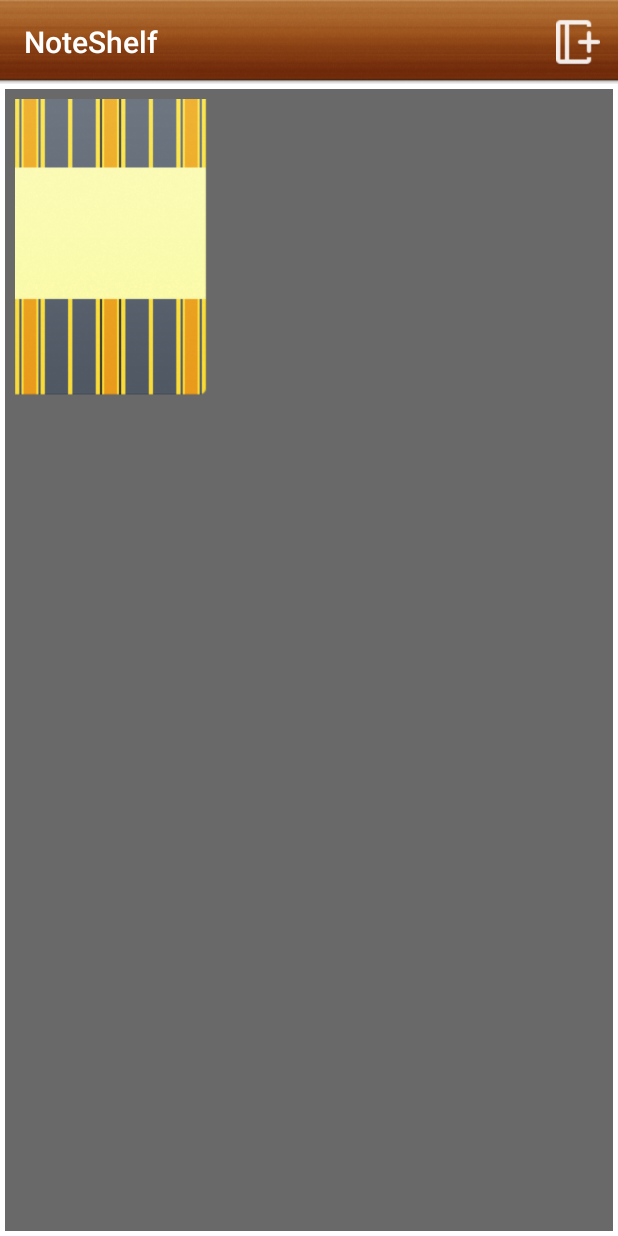
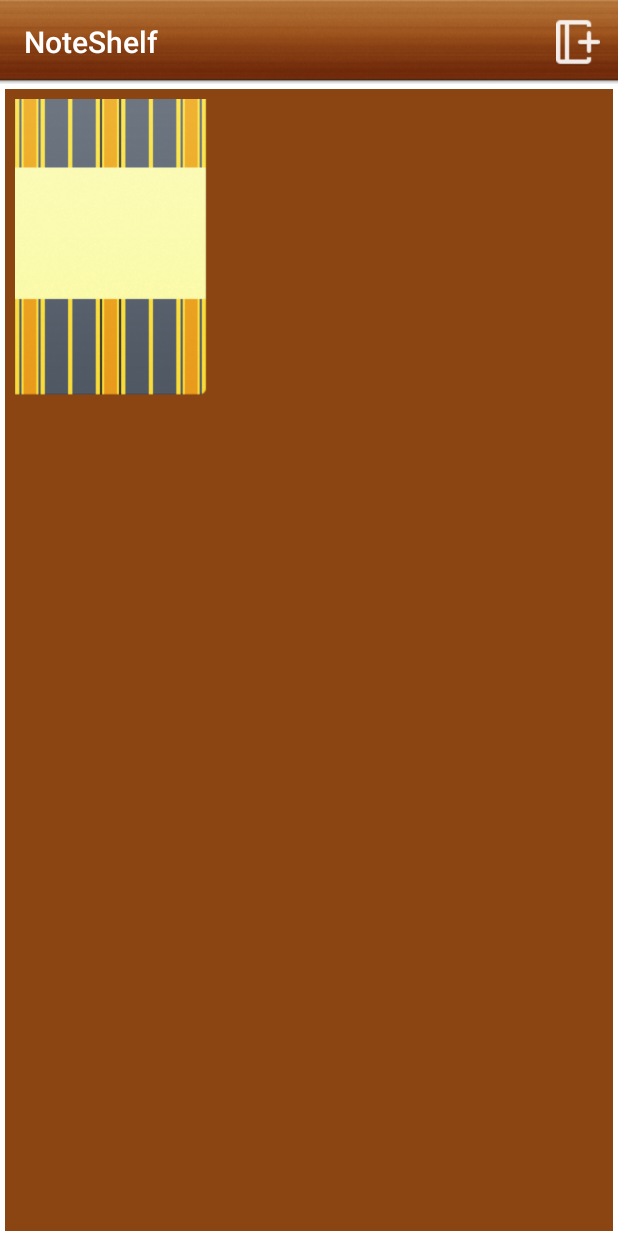
Before and after one commit to YuvaDon/FluidApp, an Android app: the screen it shows after launch (MainActivity), after a tap on "add", on a phone screen of 412 x 824 dp. Run offline under Robolectric (Android 15) with nearby library versions, the phone set to English and light mode, and no system bars.

Commit message:
changing background color to brown

```diff
--- a/app/src/main/res/drawable/gridview_border.xml
+++ b/app/src/main/res/drawable/gridview_border.xml
@@ -2,7 +2,7 @@
 <selector xmlns:android="http://schemas.android.com/apk/res/android">
     <item>
         <shape android:shape="rectangle">
-            <solid android:color="@color/grey"/>
+            <solid android:color="@color/brown_border"/>
             <stroke
                 android:color="@color/white"
                 android:width="3dp"
```
